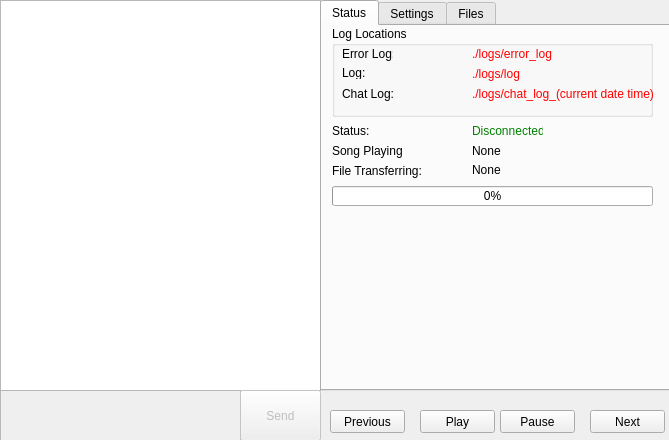
Qt form mainwindow.ui (warren80/comaudio) before a commit.
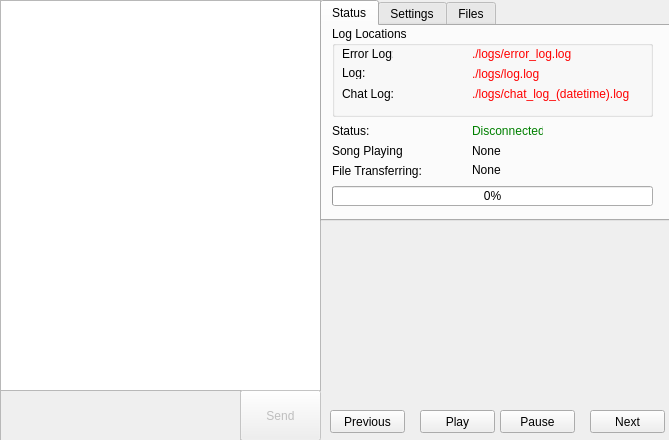
The same form after that commit.

```diff
--- a/mainwindow.ui
+++ b/mainwindow.ui
@@ -90,17 +90,26 @@
     </property>
    </widget>
    <widget class="QTabWidget" name="tabWidget">
+    <property name="enabled">
+     <bool>true</bool>
+    </property>
     <property name="geometry">
      <rect>
       <x>320</x>
       <y>0</y>
       <width>351</width>
-      <height>391</height>
+      <height>221</height>
      </rect>
     </property>
     <property name="autoFillBackground">
      <bool>false</bool>
     </property>
+    <property name="tabPosition">
+     <enum>QTabWidget::North</enum>
+    </property>
+    <property name="tabShape">
+     <enum>QTabWidget::Rounded</enum>
+    </property>
     <property name="currentIndex">
      <number>0</number>
     </property>
@@ -219,7 +228,7 @@
         <rect>
          <x>140</x>
          <y>20</y>
-         <width>81</width>
+         <width>101</width>
          <height>16</height>
         </rect>
        </property>
@@ -227,7 +236,7 @@
         <string notr="true">color: red;</string>
        </property>
        <property name="text">
-        <string>./logs/error_log</string>
+        <string>./logs/error_log.log</string>
        </property>
       </widget>
       <widget class="QLabel" name="label_2">
@@ -235,7 +244,7 @@
         <rect>
          <x>140</x>
          <y>40</y>
-         <width>51</width>
+         <width>71</width>
          <height>16</height>
         </rect>
        </property>
@@ -243,7 +252,7 @@
         <string notr="true">color: red;</string>
        </property>
        <property name="text">
-        <string>./logs/log</string>
+        <string>./logs/log.log</string>
        </property>
       </widget>
       <widget class="QLabel" name="label_3">
@@ -259,7 +268,7 @@
         <string notr="true">color: red;</string>
        </property>
        <property name="text">
-        <string>./logs/chat_log_(current date time)</string>
+        <string>./logs/chat_log_(datetime).log</string>
        </property>
       </widget>
      </widget>
```
